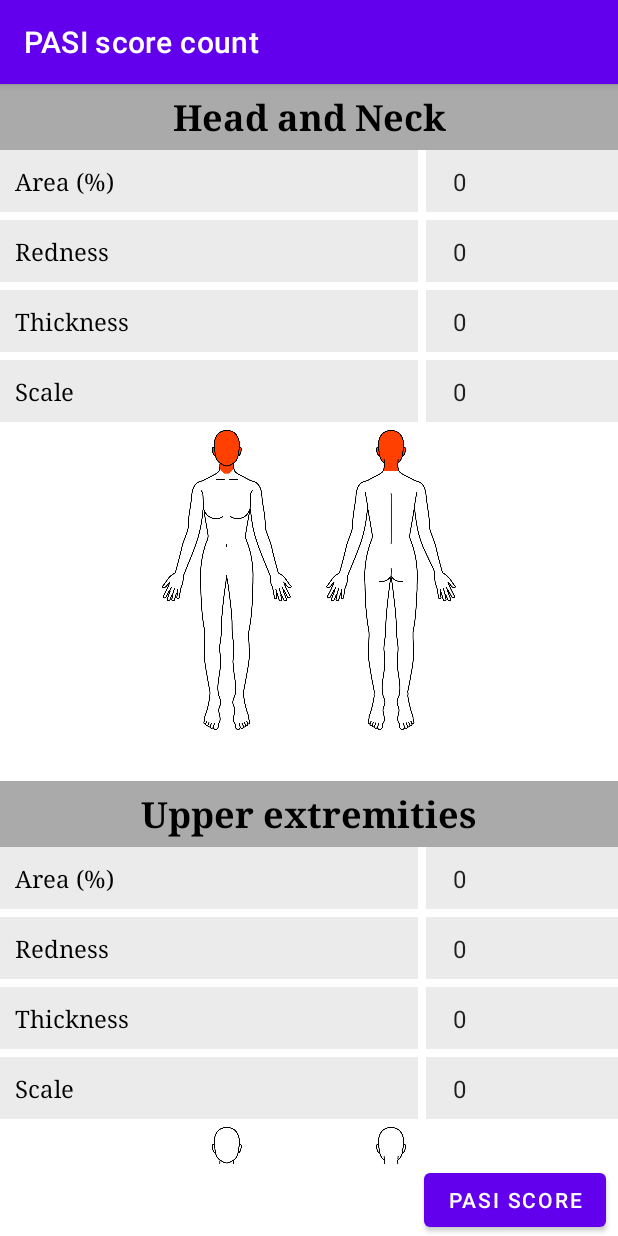
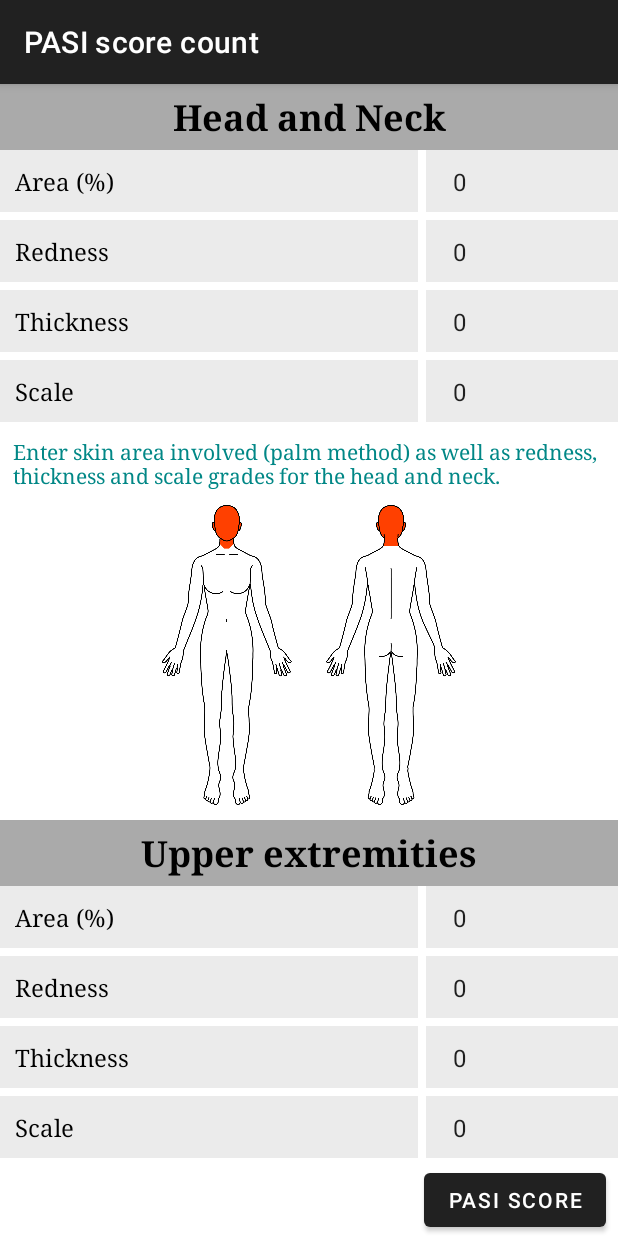
Before and after one commit to Luc5053/Pasi-Score-Count, an Android app: the screen it shows after launch (MainActivity), on a phone screen of 412 x 824 dp. Run offline under Robolectric (Android 15) with nearby library versions, the phone set to English and light mode, and no system bars.

Commit message:
PASI added a new reference text View

```diff
--- a/app/src/main/java/com/luckabamba/pasiscorecount/PasiAdapter.kt
+++ b/app/src/main/java/com/luckabamba/pasiscorecount/PasiAdapter.kt
@@ -15,6 +15,11 @@ class PasiAdapter() : RecyclerView.Adapter<PasiAdapter.MyViewHolder>() {
 
     private var images = intArrayOf(R.drawable.pasi_head, R.drawable.pasi_arms, R.drawable.pasi_trunk,R.drawable.pasi_legs, )
 
+    var refText = listOf<String>("Enter skin area involved (palm method) as well as redness, thickness and scale grades for the head and neck.",
+    "Enter skin area involved (palm method) as well as redness, thickness and scale grades for the arms.",
+    "Enter skin area involved (palm method) as well as redness, thickness and scale grades for the trunk. Include axillae and groin.",
+    "Enter skin area involved (palm method) as well as redness, thickness and scale grades for the legs. Include buttocks.")
+
 
     override fun onCreateViewHolder(parent: ViewGroup, viewType: Int): MyViewHolder {
         val vh = MyViewHolder(LayoutInflater.from(parent.context).inflate(R.layout.section_layout, parent, false))
@@ -29,6 +34,7 @@ class PasiAdapter() : RecyclerView.Adapter<PasiAdapter.MyViewHolder>() {
 
         holder.myTitle.text = nameTitle[position]
         holder.picture.setImageResource(images[position])
+        holder.theRef.text = refText[position]
 
 
         holder.spinner.onItemSelectedListener = holder
@@ -99,6 +105,7 @@ class PasiAdapter() : RecyclerView.Adapter<PasiAdapter.MyViewHolder>() {
 
         var myTitle = view.findViewById<TextView>(R.id.headerTitleTV)
         var picture = view.findViewById<ImageView>(R.id.pasiImageView)
+        var theRef = view.findViewById<TextView>(R.id.myRef)
 
         val spinner: Spinner = view.findViewById<Spinner>(R.id.resultAreaTV)
         val spinner1: Spinner = view.findViewById<Spinner>(R.id.resultRednessTV)
--- a/app/src/main/res/layout/result_section_layout.xml
+++ b/app/src/main/res/layout/result_section_layout.xml
@@ -21,7 +21,8 @@
         android:textSize="16sp"
         android:textStyle="bold"
         app:layout_constraintEnd_toEndOf="parent"
-        app:layout_constraintStart_toStartOf="parent" />
+        app:layout_constraintStart_toStartOf="parent"
+        app:layout_constraintTop_toTopOf="parent" />
 
 
     <TextView
--- a/app/src/main/res/layout/section_layout.xml
+++ b/app/src/main/res/layout/section_layout.xml
@@ -134,15 +134,30 @@
         android:layout_width="0dp"
         android:layout_height="200dp"
         android:layout_marginStart="80dp"
-        android:layout_marginTop="5dp"
+        android:layout_marginTop="10dp"
         android:layout_marginEnd="80dp"
-        android:layout_marginBottom="24dp"
         app:layout_constraintBottom_toBottomOf="parent"
         app:layout_constraintEnd_toEndOf="parent"
         app:layout_constraintHorizontal_bias="0.0"
         app:layout_constraintStart_toStartOf="parent"
-        app:layout_constraintTop_toBottomOf="@+id/textView6"
+        app:layout_constraintTop_toBottomOf="@+id/myRef"
+        app:layout_constraintVertical_bias="1.0"
         app:srcCompat="@drawable/img" />
+
+    <TextView
+        android:id="@+id/myRef"
+        android:layout_width="wrap_content"
+        android:layout_height="wrap_content"
+        android:layout_marginStart="16dp"
+        android:layout_marginTop="10dp"
+        android:fontFamily="serif"
+        android:text="TextView"
+        android:textAlignment="gravity"
+        android:textColor="@color/teal_700"
+        app:layout_constraintEnd_toEndOf="parent"
+        app:layout_constraintHorizontal_bias="0.498"
+        app:layout_constraintStart_toStartOf="parent"
+        app:layout_constraintTop_toBottomOf="@+id/resultScaleTV" />
 
 
 </androidx.constraintlayout.widget.ConstraintLayout>
--- a/app/src/main/res/values/themes.xml
+++ b/app/src/main/res/values/themes.xml
@@ -2,12 +2,11 @@
     <!-- Base application theme. -->
     <style name="Theme.PASIScoreCount" parent="Theme.MaterialComponents.DayNight.DarkActionBar">
         <!-- Primary brand color. -->
-        <item name="colorPrimary">@color/purple_500</item>
         <item name="colorPrimaryVariant">@color/purple_700</item>
         <item name="colorOnPrimary">@color/white</item>
         <!-- Secondary brand color. -->
         <item name="colorSecondary">@color/teal_200</item>
-        <item name="colorSecondaryVariant">@color/teal_700</item>
+        <item name="colorSecondaryVariant">@color/teal_200</item>
         <item name="colorOnSecondary">@color/black</item>
         <!-- Status bar color. -->
         <item name="android:statusBarColor" tools:targetApi="l">?attr/colorPrimaryVariant</item>
```
